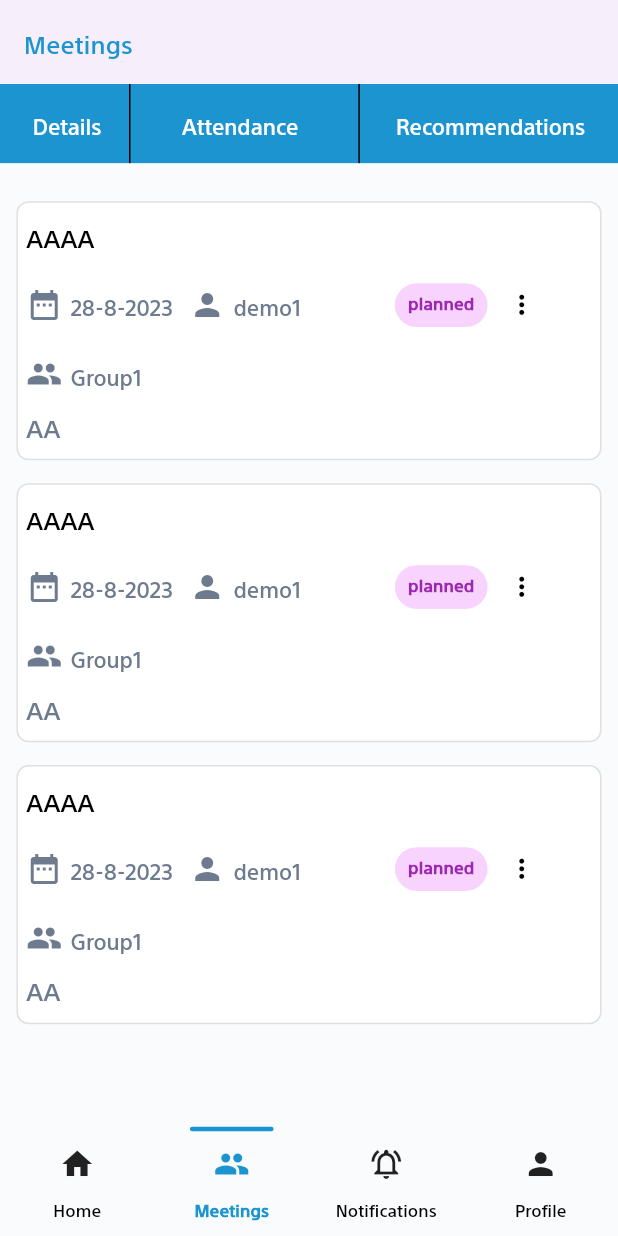
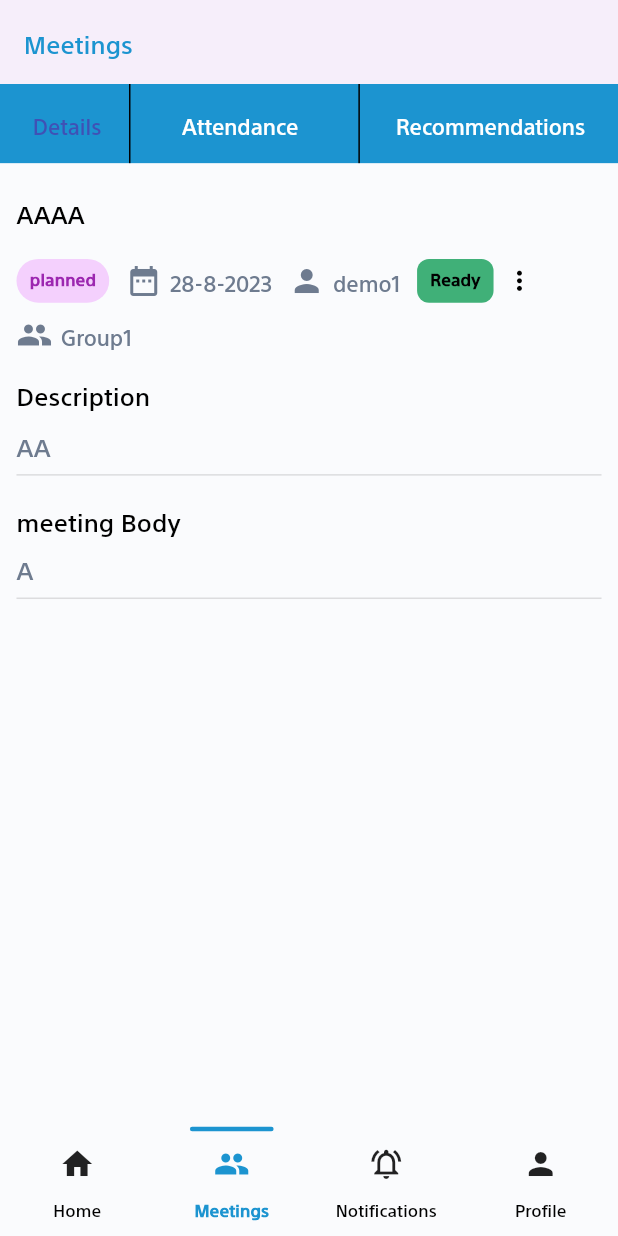
Before and after one commit to Nihalfateen/Signature_mobile_app, a Flutter app: the MeetingsScreen screen opened by its route, after a tap on "AAAA", on a phone screen of 412 x 824 dp. Run offline on Flutter 3.47's test engine with Material 2 defaults, Android fonts, the phone set to English and light mode, and no system bars; our stand-ins replace bloc, dio, easy_localization, flutter_bloc, flutter_screenutil, flutter_svg and 5 more; missing offline and left inert: network_logger; accounts and stored records are empty.

Commit message:
Meetings Details Screen

```diff
--- a/lib/feature/meetings_feature/domain/services/meetings_cubit.dart
+++ b/lib/feature/meetings_feature/domain/services/meetings_cubit.dart
@@ -19,6 +19,9 @@ class MeetingsCubit extends Cubit<MeetingsState> {
     emit(MeetingsRecommendations());
   }
   void detailsMeetings()async{
+    emit(MeetingsDetails());
+  }
+  void meetingsScreen()async{
     emit(MeetingsInitial());
   }
 }
--- a/lib/feature/meetings_feature/domain/services/meetings_state.dart
+++ b/lib/feature/meetings_feature/domain/services/meetings_state.dart
@@ -6,3 +6,4 @@ abstract class MeetingsState {}
 class MeetingsInitial extends MeetingsState {}
 class MeetingsAttendance extends MeetingsState {}
 class MeetingsRecommendations extends MeetingsState {}
+class MeetingsDetails extends MeetingsState {}
--- /dev/null
+++ b/lib/feature/meetings_feature/views/meetings_screen/components/meeting_details_widget.dart
@@ -0,0 +1,195 @@
+import 'package:flutter/material.dart';
+import 'package:flutter_bloc/flutter_bloc.dart';
+import 'package:flutter_screenutil/flutter_screenutil.dart';
+import 'package:tawqee3_mobile_app/feature/meetings_feature/data/model/sheet_model.dart';
+import 'package:tawqee3_mobile_app/feature/meetings_feature/domain/services/meetings_cubit.dart';
+
+import '../../../../../core/constants/app_colors.dart';
+import '../../../../DashBoard_feature/views/dashboard_screen/components/meetings_info_widget.dart';
+
+class MeetingsDetailsWidget extends StatelessWidget {
+  const MeetingsDetailsWidget(
+      {Key? key,
+        required this.meetingTitle,
+        required this.meetingDescription,
+        required this.dateText,
+        required this.peopleText,
+        required this.personText,
+        required this.meetingBody,
+        required this.statusTitle,
+        required this.flagTitle})
+      : super(key: key);
+  final String? meetingTitle;
+  final String? meetingDescription;
+  final String? dateText;
+  final String? personText;
+  final String? peopleText;
+  final String? flagTitle;
+  final String? statusTitle;
+  final String? meetingBody;
+
+  @override
+  Widget build(BuildContext context) {
+    final meetingsCubit = context.watch<MeetingsCubit>();
+    return Padding(
+      padding: EdgeInsets.only(left: 10.w, right: 10.w, top: 10.h, bottom: 10.h),
+      child: Column(
+        crossAxisAlignment: CrossAxisAlignment.start,
+        children: [
+          Text(
+            "$meetingTitle",
+            style: Theme.of(context)
+                .textTheme
+                .titleMedium!
+                .copyWith(color: AppColors.black1),
+          ),
+          SizedBox(
+            height: 10.h,
+          ),
+          Row(
+            children: [
+              Container(
+                padding:EdgeInsets.only(left:8.w,right:8.w,top:5.h,bottom:8.h),
+                decoration: BoxDecoration(
+                  color: Colors.purpleAccent.withOpacity(.23),
+                  borderRadius: BorderRadius.circular(16),
+                ),
+                child: Text(
+                  "$flagTitle",
+                  style: Theme.of(context).textTheme.titleSmall!.copyWith(
+                      color: Colors.purple, fontWeight: FontWeight.bold),
+                ),
+              ),
+              SizedBox(
+                width: 10.w,
+              ),
+              MeetingsInfoWidget(
+                imageIcon: Icons.date_range,
+                itemText: "$dateText",
+              ),
+              SizedBox(
+                width: 10.w,
+              ),
+              MeetingsInfoWidget(
+                imageIcon: Icons.person,
+                itemText: "$personText",
+              ),
+              SizedBox(
+                width: 10.w,
+              ),
+              Container(
+                padding:EdgeInsets.only(left:8.w,right:8.w,top:5.h,bottom:8.h),
+                decoration: BoxDecoration(
+                  color: AppColors.green1,
+                  borderRadius: BorderRadius.circular(8),
+                ),
+                child: Text(
+                  "$statusTitle",
+                  style: Theme.of(context).textTheme.titleSmall!.copyWith(
+                      color: AppColors.black1, fontWeight: FontWeight.bold),
+                ),
+              ),
+              SizedBox(
+                width: 25.w,
+                child: DropdownButtonFormField<
+                    SheetModel>(
+                    hint: Text(
+                      "",
+                      style: Theme.of(context)
+                          .textTheme
+                          .titleSmall!
+                          .copyWith(
+                          color: AppColors.orange0,
+                          fontSize: 10.sp),
+                    ),
+                    value: meetingsCubit.selectedChoice,
+                    iconSize: 20.sp,
+                    iconEnabledColor:  AppColors.black1,
+                    iconDisabledColor:  AppColors.black1,
+                    icon: Padding(padding: EdgeInsets.only(left: 0.h),child: Icon(Icons.more_vert)),
+                    isDense: true,
+                    isExpanded: true,
+                    decoration: InputDecoration(
+                        enabledBorder: UnderlineInputBorder(
+                          borderSide: BorderSide(color: Colors.transparent),
+                        ),
+                        focusedBorder: UnderlineInputBorder(
+                          borderSide: BorderSide(color: Colors.transparent),
+                        )
+                    ),
+                    onChanged: (value) {
+
+                    },
+                    items: meetingsCubit.sheetList
+                        .map((SheetModel val) {
+                      return DropdownMenuItem(
+                          value: val,
+                          child: Text(
+                            val.nameAr!,
+                            textAlign: TextAlign.center,
+                            style: Theme.of(context)
+                                .textTheme
+                                .displaySmall!
+                                .copyWith(
+                              color: AppColors.black1,
+                              fontSize: 10.sp,
+                            ),
+                          )
+                      );
+                    }).toList()),
+              )
+            ],
+          ),
+          SizedBox(
+            width: 10.w,
+          ),
+          MeetingsInfoWidget(
+            imageIcon: Icons.people,
+            itemText: "$peopleText",
+          ),
+
+          SizedBox(
+            height: 15.h,
+          ),
+          Text(
+            "Description",
+            style: Theme.of(context)
+                .textTheme
+                .titleMedium!
+                .copyWith(color:AppColors.black1),
+          ),
+          SizedBox(
+            height: 10.h,
+          ),
+          Text(
+            "$meetingDescription",
+            style: Theme.of(context)
+                .textTheme
+                .titleMedium!
+                .copyWith(color: AppColors.gray2),
+          ),
+          Divider(color:AppColors.gray7,),
+          SizedBox(
+            height: 10.h,
+          ),
+          Text(
+            "meeting Body",
+            style: Theme.of(context)
+                .textTheme
+                .titleMedium!
+                .copyWith(color:AppColors.black1),
+          ),
+          SizedBox(height:8.h,),
+          Text(
+            "$meetingBody",
+            style: Theme.of(context)
+                .textTheme
+                .titleMedium!
+                .copyWith(color: AppColors.gray2),
+          ),
+          Divider(color:AppColors.gray7,),
+        ],
+      ),
+    );
+  }
+}
--- a/lib/feature/meetings_feature/views/meetings_screen/components/table_text_buttons_widget.dart
+++ b/lib/feature/meetings_feature/views/meetings_screen/components/table_text_buttons_widget.dart
@@ -24,7 +24,7 @@ class ButtonsTableWidget extends StatelessWidget {
       // mainAxisAlignment: MainAxisAlignment.spaceAround,
       children: [
         TextButton(
-         onPressed: () { meetingsCubit.detailsMeetings();}, child: Text(itemText1,style:style1,),
+         onPressed: () {}, child: Text(itemText1,style:style1,),
         ),
         VerticalDivider(
           color: AppColors.black1,
--- a/lib/feature/meetings_feature/views/meetings_screen/meetings_screen.dart
+++ b/lib/feature/meetings_feature/views/meetings_screen/meetings_screen.dart
@@ -7,6 +7,7 @@ import 'package:tawqee3_mobile_app/feature/meetings_feature/views/meetings_scree
 
 import '../../../../core/constants/app_colors.dart';
 import '../../../DashBoard_feature/views/dashboard_screen/components/upcoming_widget.dart';
+import 'components/meeting_details_widget.dart';
 import 'components/meetings_card_widget.dart';
 import 'components/table_text_buttons_widget.dart';
 
@@ -20,15 +21,21 @@ class MeetingsScreen extends StatefulWidget {
 class _MeetingsScreenState extends State<MeetingsScreen> {
   @override
   Widget build(BuildContext context) {
+    final meetingsCubit = context.watch<MeetingsCubit>();
     return Scaffold(
       appBar: AppBar(
         elevation: 1.2,
-        title: Text(
-          "Meetings",
-          style: Theme.of(context)
-              .textTheme
-              .titleMedium!
-              .copyWith(color: AppColors.button),
+        title: InkWell(
+          onTap: (){
+            meetingsCubit.meetingsScreen();
+          },
+          child: Text(
+            "Meetings",
+            style: Theme.of(context)
+                .textTheme
+                .titleMedium!
+                .copyWith(color: AppColors.button),
+          ),
         ),
       ),
       body: BlocConsumer<MeetingsCubit, MeetingsState>(
@@ -40,6 +47,8 @@ class _MeetingsScreenState extends State<MeetingsScreen> {
           if (current is MeetingsAttendance) {
             return true;
           } else if (current is MeetingsRecommendations) {
+            return true;
+          }else if (current is MeetingsDetails) {
             return true;
           }
           return false;
@@ -187,6 +196,48 @@ class _MeetingsScreenState extends State<MeetingsScreen> {
                   ]),
             );
           }
+          if (state is MeetingsDetails) {
+            return SingleChildScrollView(
+              child: Column(
+                  crossAxisAlignment: CrossAxisAlignment.start,
+                  children: [
+                    Container(
+                      padding: EdgeInsets.only(left: 10.w, right: 10.w),
+                      height: 52.h,
+                      decoration: BoxDecoration(color: AppColors.button),
+                      child: ButtonsTableWidget(
+                        itemText1: 'Details',
+                        itemText2: 'Attendance',
+                        itemText3: 'Recommendations',
+                        style1: Theme.of(context)
+                            .textTheme
+                            .displaySmall!
+                            .copyWith(color: Colors.indigo),
+                        style2: Theme.of(context)
+                            .textTheme
+                            .displaySmall!
+                            .copyWith(color: AppColors.white1),
+                        style3: Theme.of(context)
+                            .textTheme
+                            .displaySmall!
+                            .copyWith(color:AppColors.white1),
+                      ),
+                    ),
+                    SizedBox(
+                      height: 10.h,
+                    ),
+                        MeetingsDetailsWidget(
+                            meetingTitle: "AAAA",
+                            meetingDescription: "AA",
+                            dateText: '28-8-2023',
+                            peopleText: 'Group1',
+                            personText: 'demo1',
+                            flagTitle: 'planned', meetingBody: 'A', statusTitle: 'Ready',
+                          ),
+
+                  ]),
+            );
+          }
           return SingleChildScrollView(
             child: Column(
               crossAxisAlignment: CrossAxisAlignment.start,
@@ -219,7 +270,9 @@ class _MeetingsScreenState extends State<MeetingsScreen> {
                   shrinkWrap: true,
                   itemBuilder: (context, int index) {
                     return InkWell(
-                      onTap: () {},
+                      onTap: () {
+                        meetingsCubit.detailsMeetings();
+                      },
                       child: MeetingsCardWidget(
                         meetingTitle: "AAAA",
                         meetingDescription: "AA",
```
